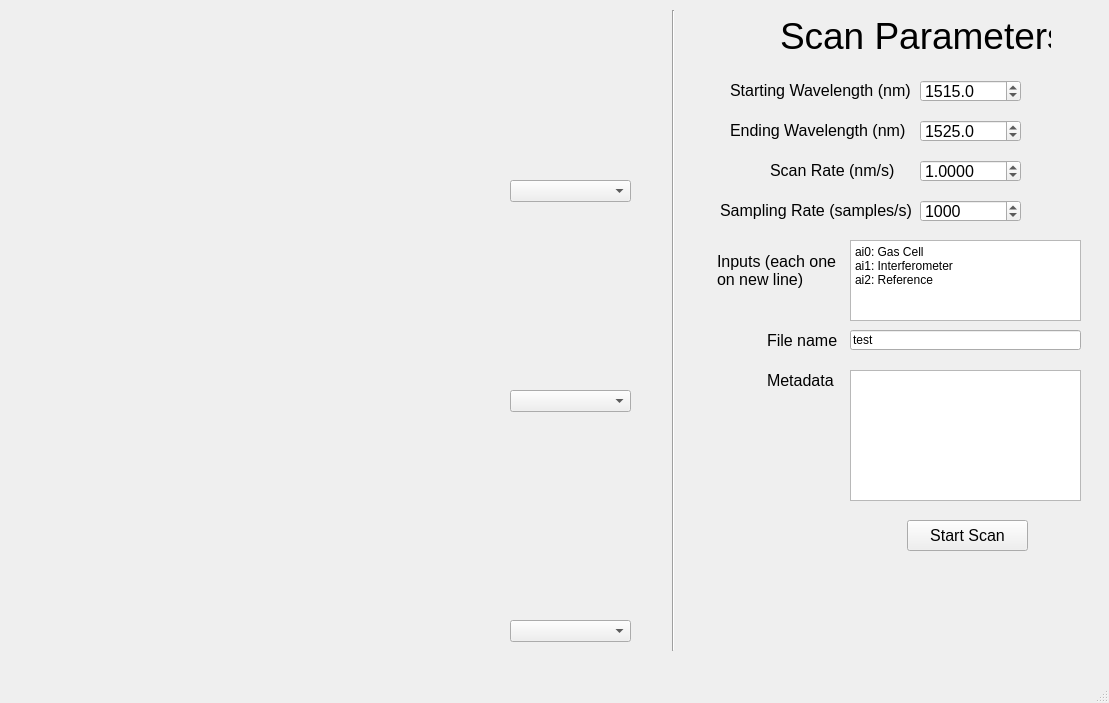
Old version of the form ScanUI.ui in the repository cphenicie/laserdaq_chris.
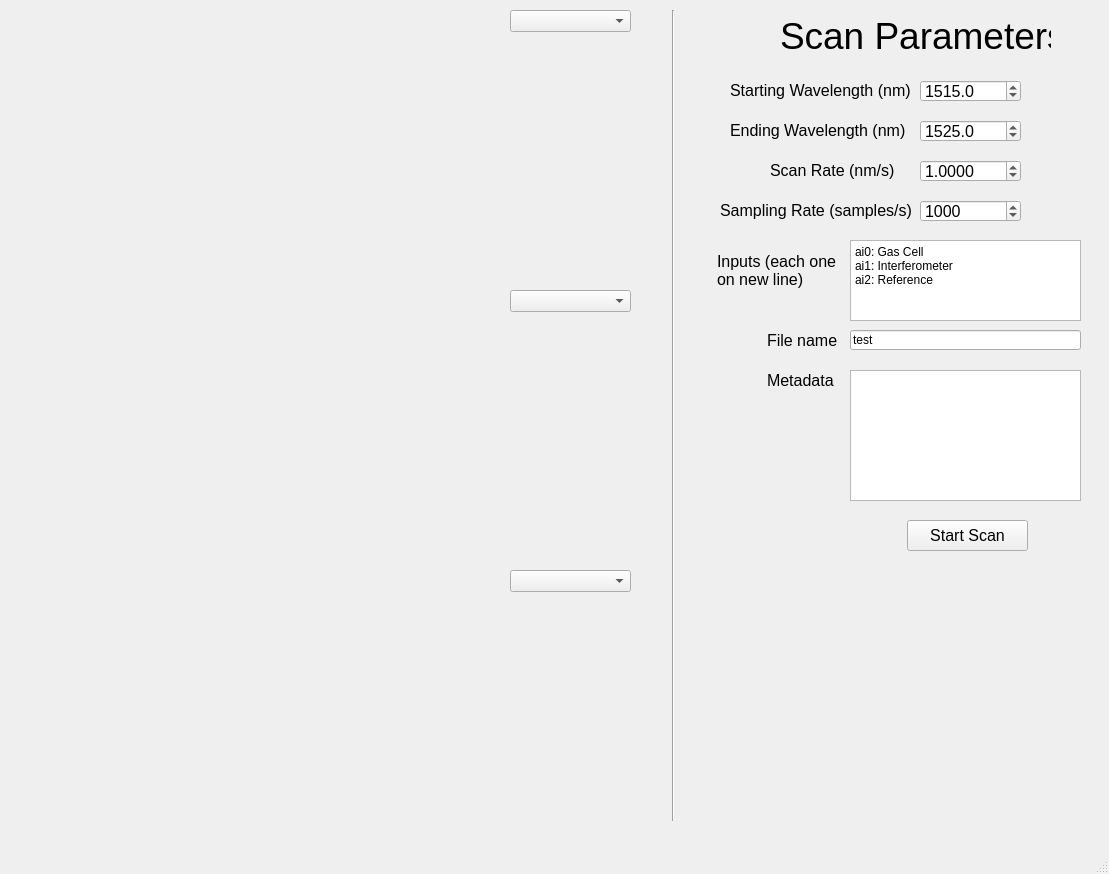
New version of the form.

What changed in the file:
```diff
--- a/ScanUI.ui
+++ b/ScanUI.ui
@@ -7,7 +7,7 @@
     <x>0</x>
     <y>0</y>
     <width>1109</width>
-    <height>703</height>
+    <height>874</height>
    </rect>
   </property>
   <property name="windowTitle">
@@ -20,7 +20,7 @@
       <x>30</x>
       <y>10</y>
       <width>471</width>
-      <height>191</height>
+      <height>261</height>
      </rect>
     </property>
    </widget>
@@ -28,9 +28,9 @@
     <property name="geometry">
      <rect>
       <x>30</x>
-      <y>220</y>
+      <y>290</y>
       <width>471</width>
-      <height>191</height>
+      <height>261</height>
      </rect>
     </property>
    </widget>
@@ -38,9 +38,9 @@
     <property name="geometry">
      <rect>
       <x>30</x>
-      <y>430</y>
+      <y>570</y>
       <width>471</width>
-      <height>211</height>
+      <height>261</height>
      </rect>
     </property>
    </widget>
@@ -340,7 +340,7 @@
     <property name="geometry">
      <rect>
       <x>510</x>
-      <y>620</y>
+      <y>570</y>
       <width>121</width>
       <height>22</height>
      </rect>
@@ -375,7 +375,7 @@
     <property name="geometry">
      <rect>
       <x>510</x>
-      <y>390</y>
+      <y>290</y>
       <width>121</width>
       <height>22</height>
      </rect>
@@ -385,7 +385,7 @@
     <property name="geometry">
      <rect>
       <x>510</x>
-      <y>180</y>
+      <y>10</y>
       <width>121</width>
       <height>22</height>
      </rect>
@@ -397,7 +397,7 @@
       <x>663</x>
       <y>10</y>
       <width>20</width>
-      <height>641</height>
+      <height>811</height>
      </rect>
     </property>
     <property name="orientation">
```
